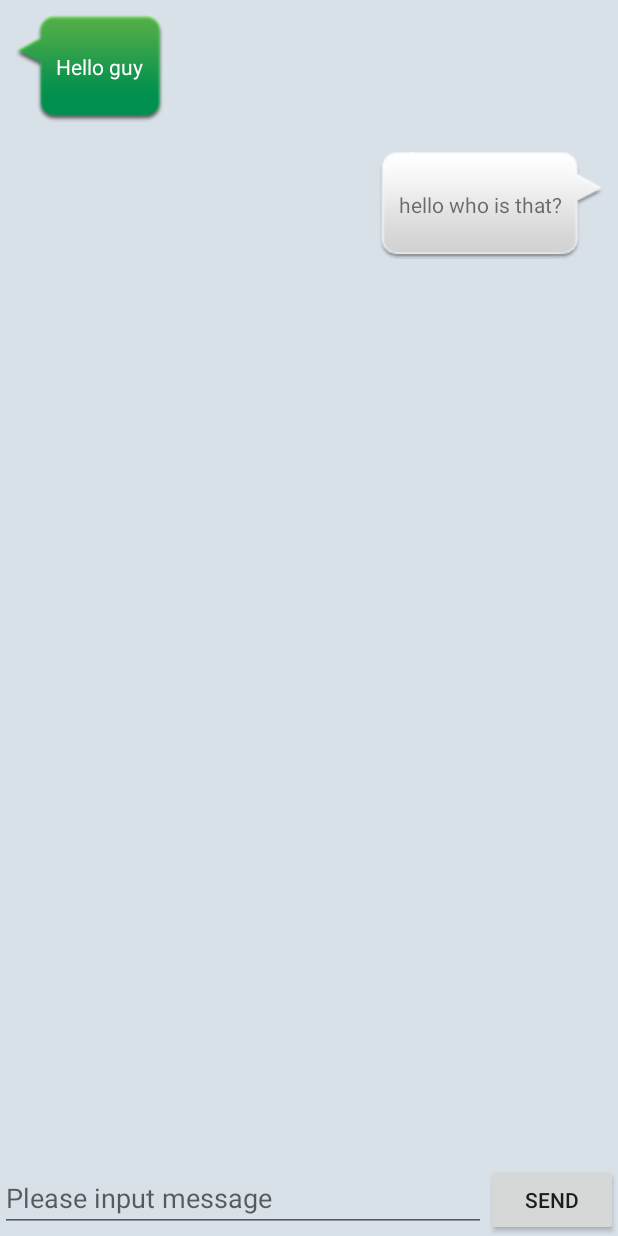
After one commit to liqiuhua/AndroidActivityStudy, an Android app: the FiveActivity screen opened directly, with no data from a screen before it, on a phone screen of 412 x 824 dp. The commit adds this screen. Run offline under Robolectric (Android 15) with nearby library versions, the phone set to English and light mode, and no system bars; libraries missing offline, so code that uses them is left out: android.support.v7.

Commit message:
使用RecyclerView 做了一个类似发送消息的界面，第五个界面

```diff
--- a/app/src/main/AndroidManifest.xml
+++ b/app/src/main/AndroidManifest.xml
@@ -18,7 +18,8 @@
         </activity>
         <activity android:name=".SecondActivity" />
         <activity android:name=".ThreeActivity" />
-        <activity android:name=".FourActivity"></activity>
+        <activity android:name=".FourActivity" />
+        <activity android:name=".FiveActivity"></activity>
     </application>
 
 </manifest>
--- a/app/src/main/java/com/example/leo/activitystudy/FirstActivity.java
+++ b/app/src/main/java/com/example/leo/activitystudy/FirstActivity.java
@@ -55,6 +55,14 @@ public class FirstActivity extends BaseActivity {
                 startActivity(intent);
             }
         });
+        Button gotoFiveActivity = (Button)findViewById(R.id.gotFiveActivity);
+        gotoFiveActivity.setOnClickListener(new View.OnClickListener() {
+            @Override
+            public void onClick(View v) {
+                Intent intent= new Intent(FirstActivity.this,FiveActivity.class);
+                startActivity(intent);
+            }
+        });
     }
 
     @Override
--- /dev/null
+++ b/app/src/main/java/com/example/leo/activitystudy/FiveActivity.java
@@ -0,0 +1,61 @@
+package com.example.leo.activitystudy;
+
+import android.support.v7.app.AppCompatActivity;
+import android.os.Bundle;
+import android.support.v7.widget.LinearLayoutManager;
+import android.support.v7.widget.RecyclerView;
+import android.view.View;
+import android.widget.Button;
+import android.widget.EditText;
+import android.widget.LinearLayout;
+
+import java.util.ArrayList;
+import java.util.List;
+
+public class FiveActivity extends BaseActivity {
+
+    private List<Msg> msgsList = new ArrayList<>();
+    private EditText inputTextMsg;
+    private Button pbtnSendMsg;
+    private RecyclerView msgRecyclerView;
+    private MsgAdapter adapter;
+
+    @Override
+    protected void onCreate(Bundle savedInstanceState) {
+        super.onCreate(savedInstanceState);
+        setContentView(R.layout.five_layout);
+        initMsgs();
+        inputTextMsg = (EditText) findViewById(R.id.inputMsg);
+        pbtnSendMsg = (Button)findViewById(R.id.ptnSendMsg);
+        msgRecyclerView = (RecyclerView)findViewById(R.id.messageRecyclerView);
+        LinearLayoutManager layoutManager = new LinearLayoutManager(this);
+        msgRecyclerView.setLayoutManager(layoutManager);
+        adapter = new MsgAdapter(msgsList);
+        msgRecyclerView.setAdapter(adapter);
+        pbtnSendMsg.setOnClickListener(new View.OnClickListener() {
+            @Override
+            public void onClick(View v) {
+                String content = inputTextMsg.getText().toString();
+                if(!" ".equals(content))
+                {
+                    Msg msg = new Msg(content,Msg.TYPE_SEND);
+                    msgsList.add(msg);
+                    adapter.notifyItemInserted(msgsList.size()-1);
+                    msgRecyclerView.scrollToPosition(msgsList.size()-1);
+                    Msg msg2 = new Msg(content,Msg.TYPE_RECEIVED);
+                    msgsList.add(msg2);
+                    adapter.notifyItemInserted(msgsList.size()-1);
+                    msgRecyclerView.scrollToPosition(msgsList.size()-1);
+                    inputTextMsg.setText("");
+                }
+            }
+        });
+
+    }
+    private void initMsgs(){
+        Msg msg_1 = new Msg("Hello guy",Msg.TYPE_RECEIVED);
+        msgsList.add(msg_1);
+        Msg msg_2 = new Msg("hello who is that?",Msg.TYPE_SEND);
+        msgsList.add(msg_2);
+    }
+}
--- /dev/null
+++ b/app/src/main/java/com/example/leo/activitystudy/Msg.java
@@ -0,0 +1,22 @@
+package com.example.leo.activitystudy;
+
+public class Msg {
+    public static final int TYPE_RECEIVED = 0;
+    public static final int TYPE_SEND = 1;
+    private String content;
+    private int type;
+
+    public Msg(String content,int type)
+    {
+        this.content = content;
+        this.type =type;
+    }
+
+    public String getContent() {
+        return content;
+    }
+
+    public int getType() {
+        return type;
+    }
+}
--- /dev/null
+++ b/app/src/main/java/com/example/leo/activitystudy/MsgAdapter.java
@@ -0,0 +1,137 @@
+package com.example.leo.activitystudy;
+
+import android.support.annotation.NonNull;
+import android.support.v7.widget.RecyclerView;
+import android.view.LayoutInflater;
+import android.view.View;
+import android.view.ViewGroup;
+import android.widget.LinearLayout;
+import android.widget.TextView;
+import android.support.v7.recyclerview.*;
+import android.support.v7.widget.RecyclerView.Adapter;
+
+import org.w3c.dom.Text;
+
+import java.util.List;
+
+// TODO: 2019/1/15 RecylerView适配器的使用
+//public class MsgAdapter extends RecyclerView.Adapter<MsgAdapter.ViewHolder> {
+//    private List<Msg> pmsgList;
+//
+//    static class ViewHolder extends RecyclerView.ViewHolder
+//    {
+//        LinearLayout leftLayout;
+//        LinearLayout rightLayout;
+//
+//        TextView leftMsg;
+//        TextView rightMsg;
+//        public ViewHolder(View view)
+//        {
+//            super(view);
+//            leftLayout = (LinearLayout)view.findViewById(R.id.leftMsgLayout);
+//            rightLayout = (LinearLayout)view.findViewById(R.id.rightMsgLayout);
+//            leftMsg = (TextView)view.findViewById(R.id.leftMsg);
+//            rightMsg = (TextView) view.findViewById(R.id.rightMsg);
+//        }
+//    }
+//    @Override
+//    public void onBindViewHolder(ViewHolder holder, int position) {
+//        Msg msg= pmsgList.get(position);
+//        if(msg.getType()==Msg.TYPE_RECEIVED)
+//        {
+//            holder.leftLayout.setVisibility(View.VISIBLE);
+//            holder.rightLayout.setVisibility(View.GONE);
+//            holder.leftMsg.setText(msg.getContent());
+//        }
+//        else if(msg.getType()==Msg.TYPE_SEND)
+//        {
+//
+//            holder.rightLayout.setVisibility(View.VISIBLE);
+//            holder.leftLayout.setVisibility(View.GONE);
+//            holder.rightMsg.setText(msg.getContent());
+//        }
+//    }
+//    public MsgAdapter(List<Msg> msgList)
+//    {
+//        pmsgList = msgList;
+//    }
+//
+//    @Override
+//    public ViewHolder onCreateViewHolder(ViewGroup parent, int viewType) {
+//        View view = LayoutInflater.from(parent.getContext()).inflate((R.layout.msg_item),parent,false);
+//        return new ViewHolder(view);
+//    }
+//
+//
+//    @Override
+//    public int getItemCount() {
+//        return pmsgList.size();
+//    }
+//}
+// TODO: 2019/1/15 RecylerView适配器第二种写法的使用
+public class MsgAdapter extends RecyclerView.Adapter<RecyclerView.ViewHolder>{
+        private List<Msg> pmsgList;
+
+    static class ViewHolder extends RecyclerView.ViewHolder
+    {
+        LinearLayout leftLayout;
+        LinearLayout rightLayout;
+
+        TextView leftMsg;
+        TextView rightMsg;
+        public ViewHolder(View view)
+        {
+            super(view);
+            leftLayout = (LinearLayout)view.findViewById(R.id.leftMsgLayout);
+            rightLayout = (LinearLayout)view.findViewById(R.id.rightMsgLayout);
+            leftMsg = (TextView)view.findViewById(R.id.leftMsg);
+            rightMsg = (TextView) view.findViewById(R.id.rightMsg);
+        }
+    }
+
+    /**
+     *
+     * @param holder
+     * @param position
+     */
+    public void onBindMsg(@NonNull ViewHolder holder, int position)
+    {
+        Msg msg= pmsgList.get(position);
+        if(msg.getType()==Msg.TYPE_RECEIVED)
+        {
+            holder.leftLayout.setVisibility(View.VISIBLE);
+            holder.rightLayout.setVisibility(View.GONE);
+            holder.leftMsg.setText(msg.getContent());
+        }
+        else if(msg.getType()==Msg.TYPE_SEND)
+        {
+
+            holder.rightLayout.setVisibility(View.VISIBLE);
+            holder.leftLayout.setVisibility(View.GONE);
+            holder.rightMsg.setText(msg.getContent());
+        }
+    }
+    @Override
+    public void onBindViewHolder(RecyclerView.ViewHolder holder, int position) {
+        if(holder instanceof ViewHolder)
+        {
+            onBindMsg((ViewHolder) holder,position);
+        }
+    }
+    public MsgAdapter(List<Msg> msgList)
+    {
+        pmsgList = msgList;
+    }
+
+    @Override
+    public ViewHolder onCreateViewHolder(ViewGroup parent, int viewType) {
+        View view = LayoutInflater.from(parent.getContext()).inflate((R.layout.msg_item),parent,false);
+        return new ViewHolder(view);
+    }
+
+
+    @Override
+    public int getItemCount() {
+        return pmsgList.size();
+    }
+}
--- a/app/src/main/res/layout/first_layout.xml
+++ b/app/src/main/res/layout/first_layout.xml
@@ -32,7 +32,11 @@
         android:layout_width="match_parent"
         android:layout_height="wrap_content"
         android:text="第四界面"/>
-
+    <Button
+        android:id="@+id/gotFiveActivity"
+        android:layout_width="match_parent"
+        android:layout_height="wrap_content"
+        android:text="第五界面"/>
 
 
 </LinearLayout>
--- /dev/null
+++ b/app/src/main/res/layout/five_layout.xml
@@ -0,0 +1,35 @@
+<?xml version="1.0" encoding="utf-8"?>
+<LinearLayout xmlns:android="http://schemas.android.com/apk/res/android"
+    xmlns:app="http://schemas.android.com/apk/res-auto"
+    xmlns:tools="http://schemas.android.com/tools"
+    android:layout_width="match_parent"
+    android:layout_height="match_parent"
+    android:background="#d8e0e8"
+    android:orientation="vertical"
+    tools:context=".FiveActivity">
+
+    <android.support.v7.widget.RecyclerView
+        android:id="@+id/messageRecyclerView"
+        android:layout_width="match_parent"
+        android:layout_height="0dp"
+        android:layout_weight="1"
+        />
+    <LinearLayout
+        android:layout_width="match_parent"
+        android:layout_height="wrap_content">
+        <EditText
+            android:id="@+id/inputMsg"
+            android:layout_width="0dp"
+            android:layout_weight="3"
+            android:layout_height="wrap_content"
+            android:maxLines="5"
+            android:hint="Please input message"/>
+        <Button
+            android:id="@+id/ptnSendMsg"
+            android:layout_width="wrap_content"
+            android:layout_height="wrap_content"
+            android:text="Send"
+            android:textAlignment="center"/>
+    </LinearLayout>
+
+</LinearLayout>
--- /dev/null
+++ b/app/src/main/res/layout/msg_item.xml
@@ -0,0 +1,36 @@
+<?xml version="1.0" encoding="utf-8"?>
+<LinearLayout
+    xmlns:android="http://schemas.android.com/apk/res/android"
+    android:layout_width="match_parent"
+    android:layout_height="wrap_content"
+    android:orientation="vertical"
+    android:padding="10dp">
+    <LinearLayout
+        android:id="@+id/leftMsgLayout"
+        android:layout_width="wrap_content"
+        android:layout_height="wrap_content"
+        android:layout_gravity="left"
+        android:background="@drawable/message_left">
+        <TextView
+            android:id="@+id/leftMsg"
+            android:layout_width="wrap_content"
+            android:layout_height="wrap_content"
+            android:layout_gravity="center"
+            android:layout_margin="10dp"
+            android:textColor="#fff"/>
+    </LinearLayout>
+    <LinearLayout
+        android:id="@+id/rightMsgLayout"
+        android:layout_width="wrap_content"
+        android:layout_height="wrap_content"
+        android:layout_gravity="right"
+        android:background="@drawable/message_right">
+        <TextView
+            android:id="@+id/rightMsg"
+            android:layout_width="wrap_content"
+            android:layout_height="wrap_content"
+            android:layout_gravity="center"
+            android:layout_margin="10dp"/>
+
+    </LinearLayout>
+</LinearLayout>
--- a/build.gradle
+++ b/build.gradle
@@ -7,7 +7,7 @@ buildscript {
         jcenter()
     }
     dependencies {
-        classpath 'com.android.tools.build:gradle:3.2.1'
+        classpath 'com.android.tools.build:gradle:3.3.0'
 
 
         // NOTE: Do not place your application dependencies here; they belong
```
Also changed, not shown: app/src/main/res/drawable/message_left.9.png (added), app/src/main/res/drawable/message_right.9.png (added), gradle/wrapper/gradle-wrapper.properties.
